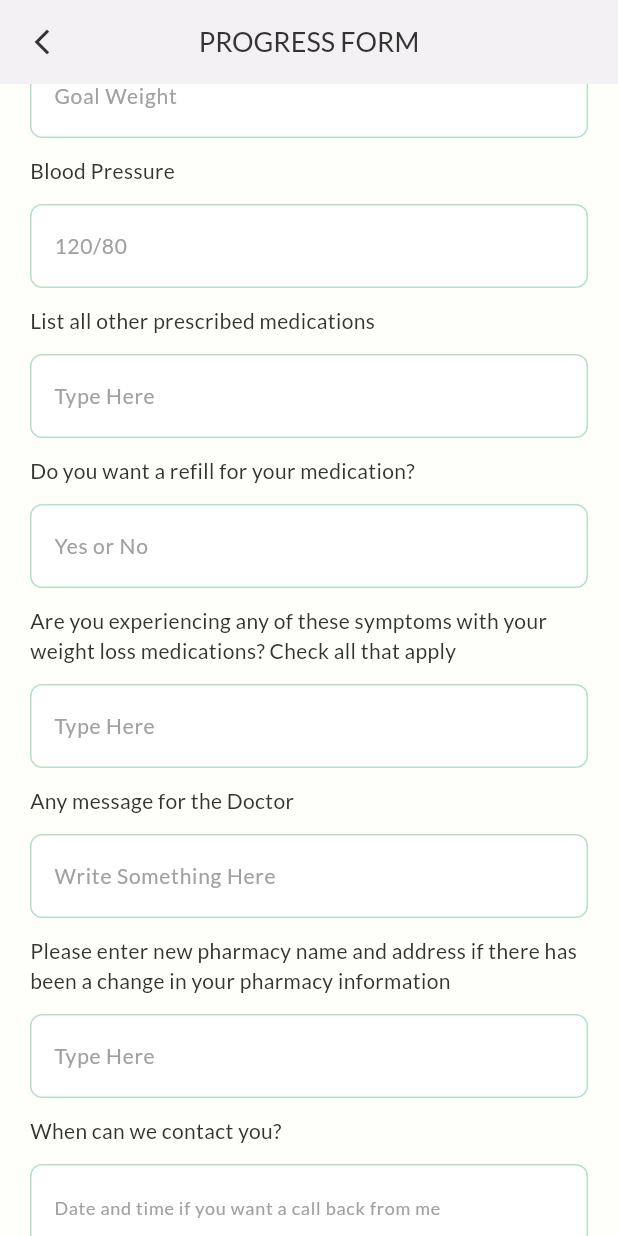
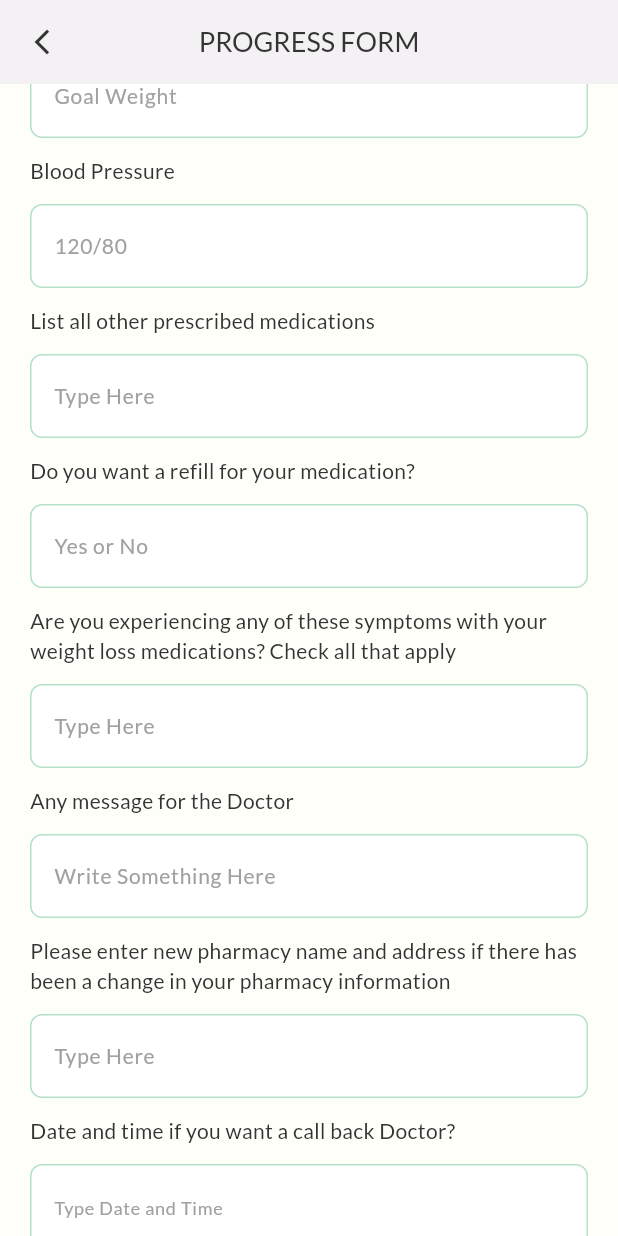
Before and after one commit to bdCalling-Sdt-hub/dr_booking, a Flutter app: the ProgressFormScreen screen opened by its route, scrolled down 576 dp, on a phone screen of 412 x 824 dp. Run offline on Flutter 3.47's test engine with Material 3 defaults, Android fonts, the phone set to English and light mode, and no system bars; our stand-ins replace flutter_svg, get, google_fonts, share_plus, shared_preferences; missing offline and left inert: syncfusion_flutter_pdfviewer; accounts and stored records are empty; project files that could hold a hidden picture were left out.

Commit message:
issues fixed

```diff
--- a/lib/utils/app_icons.dart
+++ b/lib/utils/app_icons.dart
@@ -1,7 +1,7 @@
 class AppIcons{
   static const String about =  "assets/icons/about.svg";
   static const String flags =  "assets/icons/flags.svg";
-  static const String home =  "assets/icons/home.svg";
- static const String settings =  "assets/icons/settings.svg";
+  static const String home =  "assets/icons/home_FILL1_wght400_GRAD0_opsz24.svg";
+ static const String settings =  "assets/icons/contract-_1_.svg";
  static const String logo =  "assets/icons/logo.svg";
 }
--- a/lib/view/screens/home/howit_work.dart
+++ b/lib/view/screens/home/howit_work.dart
@@ -23,7 +23,7 @@ class _AboutUsScreenState extends State<HowItWorks> {
           backgroundColor: AppColors.bgColor,
           centerTitle: true,
           title: const CustomText(
-            text: "WEIGHT LOSS OPTIONS",
+            text: "HOW IT WORKS",
             fontSize: 18,
             fontWeight: FontWeight.w500,
           ),
--- a/lib/view/screens/progress_form/progress_form_screen.dart
+++ b/lib/view/screens/progress_form/progress_form_screen.dart
@@ -84,7 +84,7 @@ class _ProgressFormScreenState extends State<ProgressFormScreen> {
                     },
                   ),
                   const SizedBox(height: 12,),
-                  CustomTextField(title: "Change in pharmacy Information",
+                  CustomTextField(title: "Change in Pharmacy Information",
                     hintText: "Pharmacy Information",
                     textInputAction: TextInputAction.next,
                     textEditingController:controller.changePharmecyInformation ,
@@ -238,8 +238,8 @@ class _ProgressFormScreenState extends State<ProgressFormScreen> {
                     textEditingController:controller.enterThePharmacyName ,
                     hintStyle: GoogleFonts.lato(color: AppColors.foundationGrey200,fontWeight: FontWeight.w400,fontSize: 14),),
                   const SizedBox(height: 12,),
-                  CustomTextField(title: "When can we contact you?",
-                    hintText: "Date and time if you want a call back from me",
+                  CustomTextField(title: "Date and time if you want a call back Doctor?",
+                    hintText: "Type Date and Time",
                     keyboardType: TextInputType.text,
                     // inputFormatters: [
                     //   TimeTextInputFormatter(hourMaxValue:24, minuteMaxValue: 59 )
@@ -274,7 +274,7 @@ class _ProgressFormScreenState extends State<ProgressFormScreen> {
                         },
                       ),
                       const Flexible(
-                        child: CustomText(text: "I confirm all information filled in this form to be accurate and not misleading  in any way",
+                        child: CustomText(text: "By typing my name below,I confirm all information filled in this form to be accurate and not misleading  in any way",
                           textAlign: TextAlign.start,
                           maxLines: 3,
                           textOverflow: TextOverflow.ellipsis,
--- a/pubspec.yaml
+++ b/pubspec.yaml
@@ -43,6 +43,8 @@ dependencies:
   change_app_package_name: ^1.1.0
   path_provider: ^2.1.1
   shared_preferences: ^2.2.2
+  syncfusion_flutter_pdfviewer: ^25.1.35
+  advance_pdf_viewer:
 
 dev_dependencies:
   flutter_test:
```
Also changed, not shown: lib/view/screens/about_dr/about_dr_screen.dart (+18 -12 lines), lib/view/screens/setting/setting_screen.dart (+20 -10 lines), assets/icons/contract-_1_.svg (added), assets/icons/home_FILL1_wght400_GRAD0_opsz24.svg (added), pubspec.lock, 10 other files.
